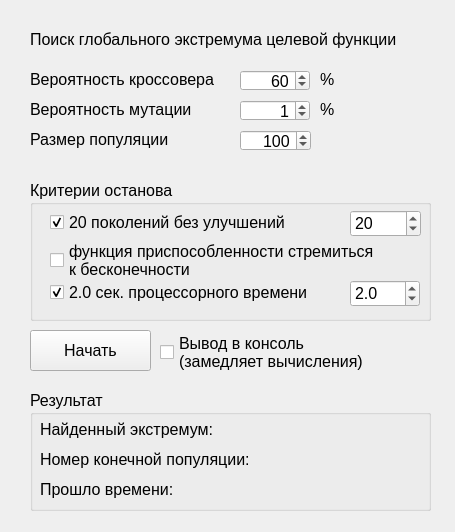
krylovilya/Evolutionary_algorithm, file mainwindow.ui: the form before one commit.
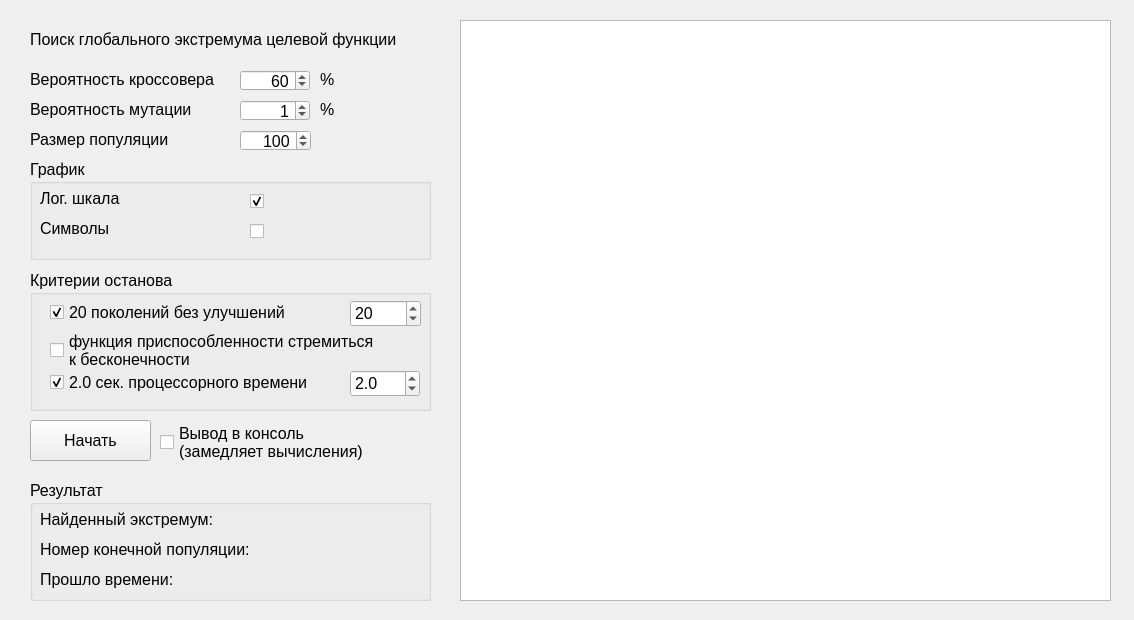
The form after the commit. Custom widgets are drawn as their Qt base class.

```diff
--- a/mainwindow.ui
+++ b/mainwindow.ui
@@ -6,8 +6,8 @@
          <rect>
              <x>0</x>
              <y>0</y>
-             <width>455</width>
-             <height>532</height>
+    <width>1134</width>
+    <height>620</height>
          </rect>
      </property>
      <property name="font">
@@ -138,7 +138,7 @@
     <property name="geometry">
      <rect>
       <x>30</x>
-      <y>180</y>
+      <y>270</y>
       <width>401</width>
       <height>141</height>
      </rect>
@@ -241,7 +241,7 @@
     <property name="geometry">
      <rect>
       <x>30</x>
-      <y>330</y>
+      <y>420</y>
       <width>121</width>
       <height>41</height>
      </rect>
@@ -254,7 +254,7 @@
     <property name="geometry">
      <rect>
       <x>30</x>
-      <y>390</y>
+      <y>480</y>
       <width>401</width>
       <height>121</height>
      </rect>
@@ -280,7 +280,7 @@
       <rect>
        <x>270</x>
        <y>30</y>
-       <width>101</width>
+       <width>121</width>
        <height>18</height>
       </rect>
      </property>
@@ -306,7 +306,7 @@
       <rect>
        <x>270</x>
        <y>60</y>
-       <width>101</width>
+       <width>121</width>
        <height>18</height>
       </rect>
      </property>
@@ -345,8 +345,8 @@
     <property name="geometry">
         <rect>
             <x>160</x>
-            <y>330</y>
-            <width>206</width>
+      <y>420</y>
+      <width>231</width>
             <height>44</height>
         </rect>
     </property>
@@ -393,8 +393,96 @@
      <number>100</number>
     </property>
    </widget>
-  </widget>
- </widget>
+   <widget class="PlotWidget" name="graphicsView">
+    <property name="geometry">
+     <rect>
+      <x>460</x>
+      <y>20</y>
+      <width>651</width>
+      <height>581</height>
+     </rect>
+    </property>
+   </widget>
+   <widget class="QGroupBox" name="groupBox_3">
+    <property name="geometry">
+     <rect>
+      <x>30</x>
+      <y>159</y>
+      <width>401</width>
+      <height>101</height>
+     </rect>
+    </property>
+    <property name="title">
+     <string>График</string>
+    </property>
+    <widget class="QCheckBox" name="checkBox_5">
+     <property name="geometry">
+      <rect>
+       <x>220</x>
+       <y>30</y>
+       <width>31</width>
+       <height>24</height>
+      </rect>
+     </property>
+     <property name="text">
+      <string/>
+     </property>
+     <property name="checked">
+      <bool>true</bool>
+     </property>
+    </widget>
+    <widget class="QLabel" name="label_13">
+     <property name="geometry">
+      <rect>
+       <x>10</x>
+       <y>30</y>
+       <width>121</width>
+       <height>18</height>
+      </rect>
+     </property>
+     <property name="text">
+      <string>Лог. шкала</string>
+     </property>
+    </widget>
+    <widget class="QLabel" name="label_14">
+     <property name="geometry">
+      <rect>
+       <x>10</x>
+       <y>60</y>
+       <width>121</width>
+       <height>18</height>
+      </rect>
+     </property>
+     <property name="text">
+      <string>Символы</string>
+     </property>
+    </widget>
+    <widget class="QCheckBox" name="checkBox_6">
+     <property name="geometry">
+      <rect>
+       <x>220</x>
+       <y>60</y>
+       <width>31</width>
+       <height>24</height>
+      </rect>
+     </property>
+     <property name="text">
+      <string/>
+     </property>
+     <property name="checked">
+      <bool>false</bool>
+     </property>
+    </widget>
+   </widget>
+  </widget>
+ </widget>
+ <customwidgets>
+  <customwidget>
+   <class>PlotWidget</class>
+   <extends>QGraphicsView</extends>
+   <header>pyqtgraph</header>
+  </customwidget>
+ </customwidgets>
  <resources/>
  <connections>
   <connection>
```
Left out of the diff: 42 changed lines with no effect on the pictures. Lines whose indentation alone changed are shown as unchanged.
